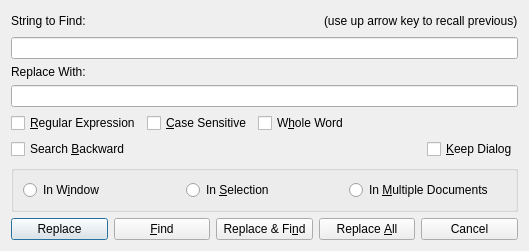
This is source/ui/DialogReplaceScope.ui in eteran/nedit-ng as Qt 5 draws it before an edit. The edited form follows.
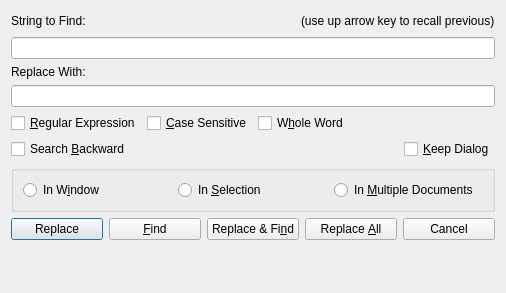
This is the edited form. Icons and pictures are not drawn.

Patch:
```diff
--- a/source/ui/DialogReplaceScope.ui
+++ b/source/ui/DialogReplaceScope.ui
@@ -6,8 +6,8 @@
    <rect>
     <x>0</x>
     <y>0</y>
-    <width>529</width>
-    <height>234</height>
+    <width>506</width>
+    <height>293</height>
    </rect>
   </property>
   <property name="windowTitle">
```
